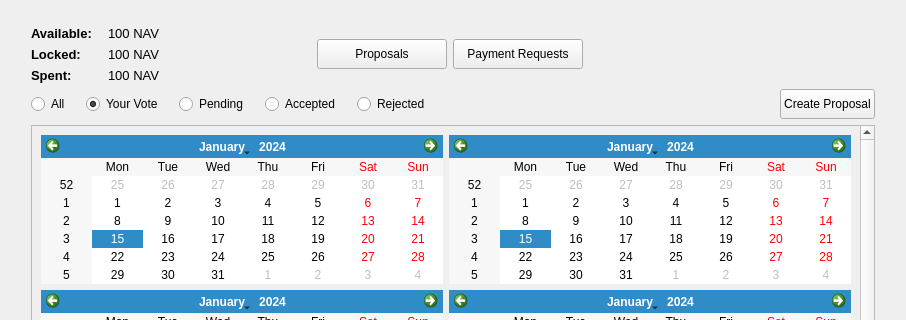
First picture: the form in src/qt/communityfundpage.ui, repository navcoin/navcoin-core, before the edit; both pictures show x 0 to 906 and y 0 to 320 of the 906 by 690 pixel window.
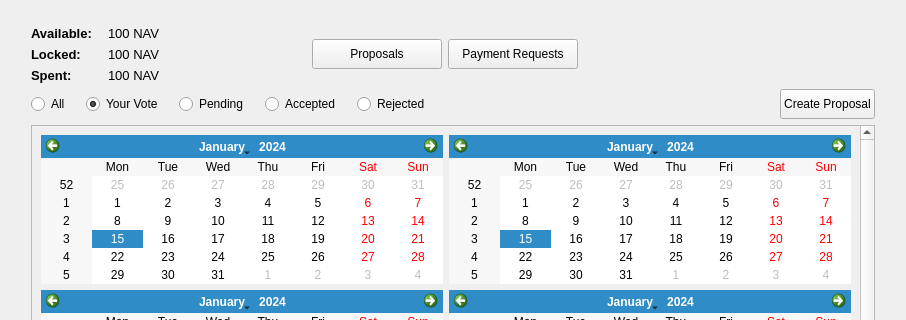
Second picture: the form after the edit.

Commit message: cfund stats formatting fixes

What changed in the file:
```diff
--- a/src/qt/communityfundpage.ui
+++ b/src/qt/communityfundpage.ui
@@ -285,7 +285,7 @@
            </property>
            <property name="sizeHint" stdset="0">
             <size>
-             <width>140</width>
+             <width>150</width>
              <height>20</height>
             </size>
            </property>
```
Left out of the diff: 6 changed lines with no effect on the pictures. The commit also changes 1 other file.
